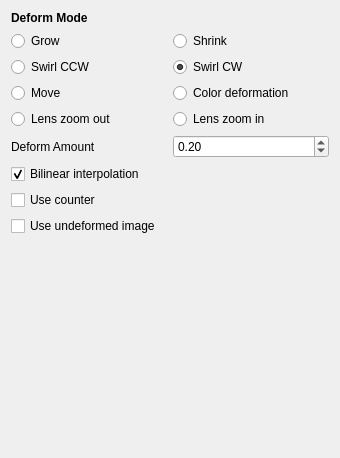
Above: krita/plugins/paintops/deform/wdgdeformoptions.ui from KDE/krita before the change. Below: the same form after it.
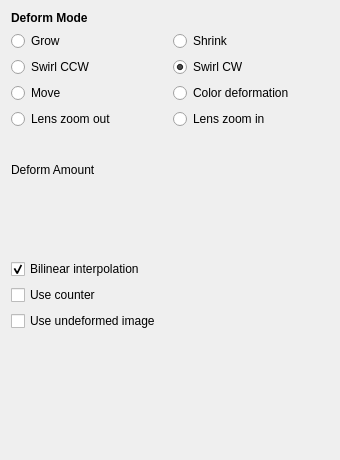
That is the form after the change. Custom widgets are drawn as their Qt base class.

Commit message: Use new slider spin box here.

Patch:
```diff
--- a/krita/plugins/paintops/deform/wdgdeformoptions.ui
+++ b/krita/plugins/paintops/deform/wdgdeformoptions.ui
@@ -7,7 +7,7 @@
     <x>0</x>
     <y>0</y>
     <width>340</width>
-    <height>458</height>
+    <height>460</height>
    </rect>
   </property>
   <property name="sizePolicy">
@@ -23,7 +23,7 @@
    </size>
   </property>
   <layout class="QGridLayout" name="gridLayout">
-   <item row="0" column="0" colspan="2">
+   <item row="0" column="0">
     <widget class="QLabel" name="deformLabel">
      <property name="font">
       <font>
@@ -36,28 +36,30 @@
      </property>
     </widget>
    </item>
-   <item row="2" column="0">
+   <item row="1" column="0">
+    <layout class="QGridLayout" name="modesGrid">
+     <item row="0" column="0">
     <widget class="QRadioButton" name="growBtn">
      <property name="text">
       <string>Grow</string>
      </property>
     </widget>
    </item>
-   <item row="2" column="1">
+     <item row="0" column="1">
     <widget class="QRadioButton" name="shrinkBtn">
      <property name="text">
       <string>Shrink</string>
      </property>
     </widget>
    </item>
-   <item row="3" column="0">
+     <item row="1" column="0">
     <widget class="QRadioButton" name="swirlCCWBtn">
      <property name="text">
       <string>Swirl CCW</string>
      </property>
     </widget>
    </item>
-   <item row="3" column="1">
+     <item row="1" column="1">
     <widget class="QRadioButton" name="swirlCWBtn">
      <property name="text">
       <string>Swirl CW</string>
@@ -67,35 +69,57 @@
      </property>
     </widget>
    </item>
-   <item row="5" column="0">
+     <item row="2" column="0">
     <widget class="QRadioButton" name="moveBtn">
      <property name="text">
       <string>Move</string>
      </property>
     </widget>
    </item>
-   <item row="5" column="1">
+     <item row="2" column="1">
     <widget class="QRadioButton" name="colorBtn">
      <property name="text">
       <string>Color deformation</string>
      </property>
     </widget>
    </item>
-   <item row="6" column="0">
+     <item row="3" column="0">
     <widget class="QRadioButton" name="lensOutBtn">
      <property name="text">
       <string>Lens zoom out</string>
      </property>
     </widget>
    </item>
-   <item row="6" column="1">
+     <item row="3" column="1">
     <widget class="QRadioButton" name="lensBtn">
      <property name="text">
       <string>Lens zoom in</string>
      </property>
     </widget>
    </item>
-   <item row="10" column="0">
+    </layout>
+   </item>
+   <item row="2" column="0">
+    <layout class="QVBoxLayout" name="verticalLayout">
+     <item>
+      <spacer name="topSpacer">
+       <property name="orientation">
+        <enum>Qt::Vertical</enum>
+       </property>
+       <property name="sizeType">
+        <enum>QSizePolicy::Fixed</enum>
+       </property>
+       <property name="sizeHint" stdset="0">
+        <size>
+         <width>20</width>
+         <height>28</height>
+        </size>
+       </property>
+      </spacer>
+     </item>
+     <item>
+      <layout class="QHBoxLayout" name="deformAmountLayout" stretch="0,1">
+       <item>
     <widget class="QLabel" name="deformAmountLbl">
      <property name="font">
       <font>
@@ -108,23 +132,32 @@
      </property>
     </widget>
    </item>
-   <item row="10" column="1">
-    <widget class="QDoubleSpinBox" name="deformAmountSPBox">
-     <property name="minimum">
-      <double>0.010000000000000</double>
-     </property>
-     <property name="maximum">
-      <double>1.000000000000000</double>
-     </property>
-     <property name="singleStep">
-      <double>0.100000000000000</double>
-     </property>
-     <property name="value">
-      <double>0.200000000000000</double>
-     </property>
-    </widget>
-   </item>
-   <item row="13" column="0" colspan="2">
+       <item>
+        <widget class="KisDoubleSliderSpinBox" name="deformAmount" native="true"/>
+       </item>
+      </layout>
+     </item>
+     <item>
+      <spacer name="middleSpacer">
+       <property name="orientation">
+        <enum>Qt::Vertical</enum>
+       </property>
+       <property name="sizeHint" stdset="0">
+        <size>
+         <width>105</width>
+         <height>13</height>
+        </size>
+       </property>
+      </spacer>
+     </item>
+    </layout>
+   </item>
+   <item row="3" column="0">
+    <layout class="QVBoxLayout" name="qualityLayout">
+     <property name="sizeConstraint">
+      <enum>QLayout::SetMaximumSize</enum>
+     </property>
+     <item>
     <widget class="QCheckBox" name="interpolationChBox">
      <property name="text">
       <string>Bilinear interpolation</string>
@@ -134,35 +167,62 @@
      </property>
     </widget>
    </item>
-   <item row="14" column="0">
+     <item>
     <widget class="QCheckBox" name="useCounter">
      <property name="text">
       <string>Use counter</string>
      </property>
     </widget>
    </item>
-   <item row="15" column="0" colspan="2">
+     <item>
     <widget class="QCheckBox" name="useOldData">
      <property name="text">
       <string>Use undeformed image</string>
      </property>
     </widget>
    </item>
-   <item row="17" column="1">
-    <spacer name="verticalSpacer">
+    </layout>
+   </item>
+   <item row="4" column="0">
+    <spacer name="bottomSpacer">
      <property name="orientation">
       <enum>Qt::Vertical</enum>
      </property>
      <property name="sizeHint" stdset="0">
       <size>
        <width>20</width>
-       <height>167</height>
+       <height>100</height>
       </size>
      </property>
     </spacer>
    </item>
   </layout>
+  <zorder>deformLabel</zorder>
+  <zorder>growBtn</zorder>
+  <zorder>shrinkBtn</zorder>
+  <zorder>swirlCCWBtn</zorder>
+  <zorder>swirlCWBtn</zorder>
+  <zorder>moveBtn</zorder>
+  <zorder>colorBtn</zorder>
+  <zorder>lensOutBtn</zorder>
+  <zorder>lensBtn</zorder>
+  <zorder>deformAmountLbl</zorder>
+  <zorder>interpolationChBox</zorder>
+  <zorder>useCounter</zorder>
+  <zorder>useOldData</zorder>
+  <zorder>deformAmount</zorder>
+  <zorder>middleSpacer</zorder>
+  <zorder>topSpacer</zorder>
+  <zorder>interpolationChBox</zorder>
  </widget>
+ <customwidgets>
+  <customwidget>
+   <class>KisDoubleSliderSpinBox</class>
+   <extends>QWidget</extends>
+   <header>kis_slider_spin_box.h</header>
+   <container>1</container>
+  </customwidget>
+ </customwidgets>
  <resources/>
  <connections/>
 </ui>
```
Lines whose indentation alone changed are shown as unchanged. The commit also changes 1 other file.
